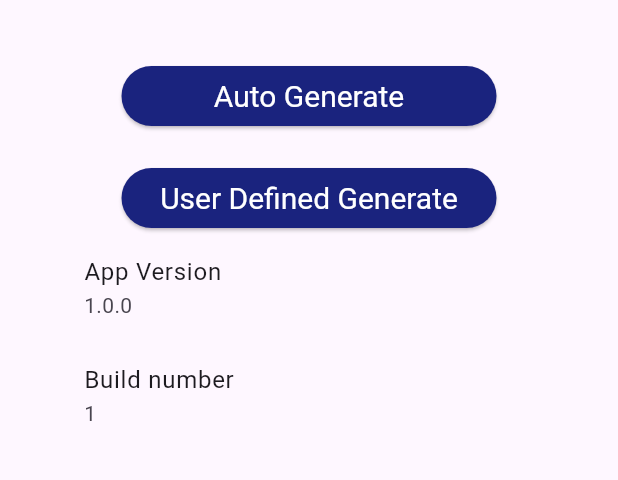
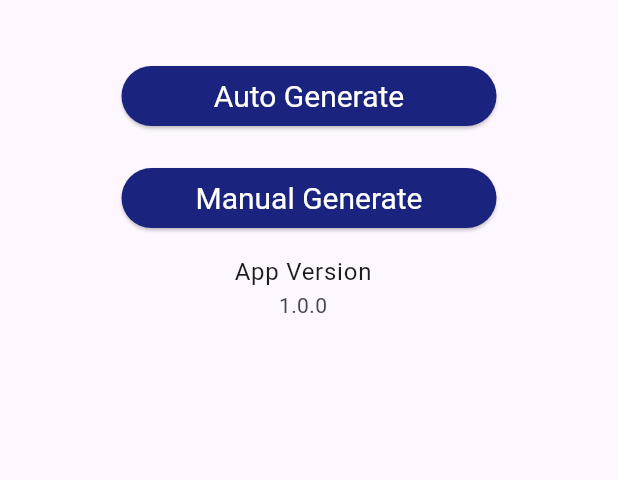
Before and after one commit to mdinoshc/password_generator_android, a Flutter app: the screen it shows after launch, on a phone screen of 412 x 824 dp, the part 600-1080 px from its top. Run offline on Flutter 3.47's test engine with Material 3 defaults, Android fonts, the phone set to English and light mode, and no system bars; our stand-ins replace package_info_plus, rflutter_alert.

Commit message:
flutter PG update - app version and screenshot for reference added!

```diff
--- a/lib/home.dart
+++ b/lib/home.dart
@@ -33,6 +33,23 @@ class _menu_pageState extends State<menu_page> {
   void initState() {
     super.initState();
     _initPackageInfo();
+  }
+
+  Widget Appdet(String app_text, String app_detail) {
+    return ListTile(
+      title: Row(
+        mainAxisAlignment: MainAxisAlignment.center,
+        children: [
+          Text(app_text)
+        ],
+      ),
+      subtitle: Row(
+        mainAxisAlignment: MainAxisAlignment.center,
+        children: [
+          Text(app_detail)
+        ],
+      ),
+    );
   }
 
   @override
@@ -104,7 +121,7 @@ class _menu_pageState extends State<menu_page> {
                     Navigator.push(context, MaterialPageRoute(builder: (context)=>user_gen()));
                   },
                   child: Text(
-                    "User Defined Generate"
+                    "Manual Generate"
                   ),
                   style: ElevatedButton.styleFrom(
                     fixedSize: const Size(250, 40), backgroundColor: Colors.indigo[900],
@@ -118,17 +135,11 @@ class _menu_pageState extends State<menu_page> {
                     )
                   ),
                   ),
-              ListTile(
-                title: Builder(
-                  builder: (context) {
-                    return Text("App Version");
-                  }
-                ),
-                subtitle: Text(_packageInfo.version),
-              ),
-              ListTile(
-                title: Text("Build number"),
-                subtitle: Text(_packageInfo.buildNumber),
+              Column(
+                crossAxisAlignment: CrossAxisAlignment.end,
+                children: [
+                  Appdet("App Version", _packageInfo.version),
+                ],
               ),
             ],
           ),
```
Also changed, not shown: 4 other files.
